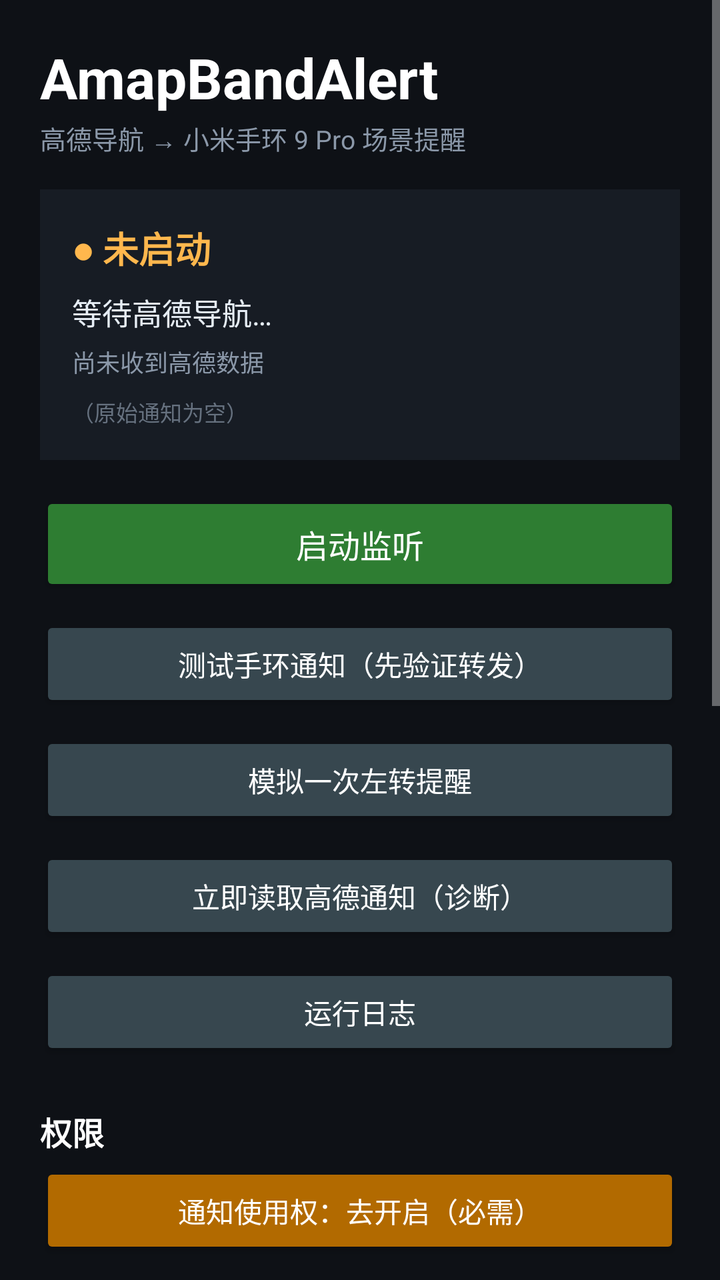
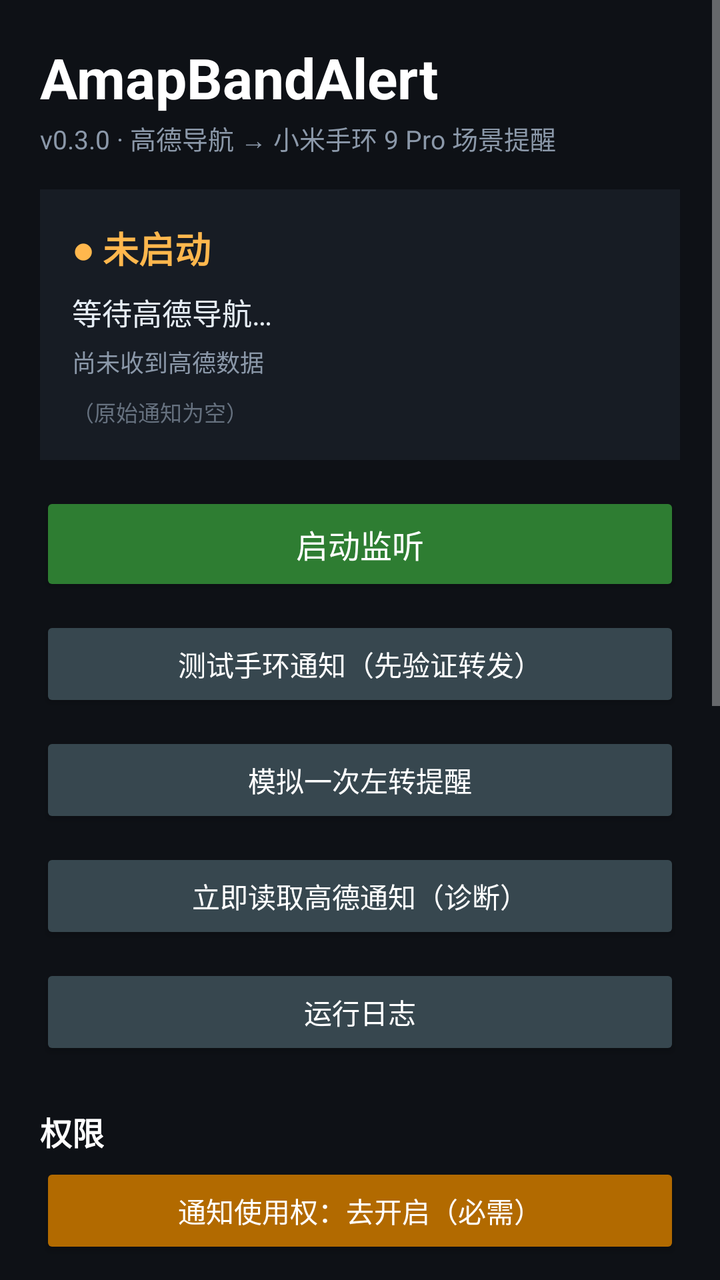

The first picture is an Android layout as it rendered before a commit; the second is the same layout after the commit. The layout source and the unified diff follow.
<!-- AndroidManifest.xml: application theme Theme.AmapBandAlert -->
<!-- res/layout/activity_main.xml -->
<?xml version="1.0" encoding="utf-8"?>
<ScrollView xmlns:android="http://schemas.android.com/apk/res/android"
    android:layout_width="match_parent"
    android:layout_height="match_parent"
    android:fillViewport="true"
    android:background="#0E1116">

    <LinearLayout
        android:layout_width="match_parent"
        android:layout_height="wrap_content"
        android:orientation="vertical"
        android:padding="20dp">

        <TextView
            android:layout_width="wrap_content"
            android:layout_height="wrap_content"
            android:text="AmapBandAlert"
            android:textColor="#FFFFFF"
            android:textSize="28sp"
            android:textStyle="bold" />

        <TextView
            android:layout_width="wrap_content"
            android:layout_height="wrap_content"
            android:text="高德导航 → 小米手环 9 Pro 场景提醒"
            android:textColor="#8B98A9"
            android:textSize="13sp"
            android:paddingTop="2dp"
            android:paddingBottom="16dp" />

        <LinearLayout
            android:layout_width="match_parent"
            android:layout_height="wrap_content"
            android:orientation="vertical"
            android:background="#171C24"
            android:padding="16dp">

            <TextView
                android:id="@+id/status_card"
                android:layout_width="wrap_content"
                android:layout_height="wrap_content"
                android:text="● 未启动"
                android:textColor="#FFB74D"
                android:textSize="18sp"
                android:textStyle="bold" />

            <TextView
                android:id="@+id/state_text"
                android:layout_width="match_parent"
                android:layout_height="wrap_content"
                android:text="等待高德导航…"
                android:textColor="#E6EDF5"
                android:textSize="15sp"
                android:paddingTop="8dp" />

            <TextView
                android:id="@+id/source_text"
                android:layout_width="match_parent"
                android:layout_height="wrap_content"
                android:text="尚未收到高德数据"
                android:textColor="#8B98A9"
                android:textSize="12sp"
                android:paddingTop="5dp" />

            <TextView
                android:id="@+id/raw_text"
                android:layout_width="match_parent"
                android:layout_height="wrap_content"
                android:text="（原始通知为空）"
                android:textColor="#66717F"
                android:textSize="11sp"
                android:fontFamily="monospace"
                android:maxLines="6"
                android:ellipsize="end"
                android:paddingTop="8dp" />
        </LinearLayout>

        <Button
            android:id="@+id/btn_start"
            android:layout_width="match_parent"
            android:layout_height="52dp"
            android:layout_marginTop="16dp"
            android:text="启动监听"
            android:textAllCaps="false"
            android:textColor="#FFFFFF"
            android:textSize="16sp"
            android:backgroundTint="#2E7D32" />

        <Button
            android:id="@+id/btn_test"
            android:layout_width="match_parent"
            android:layout_height="48dp"
            android:layout_marginTop="10dp"
            android:text="测试手环通知（先验证转发）"
            android:textAllCaps="false"
            android:textColor="#FFFFFF"
            android:textSize="14sp"
            android:backgroundTint="#37474F" />

        <Button
            android:id="@+id/btn_test_turn"
            android:layout_width="match_parent"
            android:layout_height="48dp"
            android:layout_marginTop="10dp"
            android:text="模拟一次左转提醒"
            android:textAllCaps="false"
            android:textColor="#FFFFFF"
            android:textSize="14sp"
            android:backgroundTint="#37474F" />

        <Button
            android:id="@+id/btn_scan"
            android:layout_width="match_parent"
            android:layout_height="48dp"
            android:layout_marginTop="10dp"
            android:text="立即读取高德通知（诊断）"
            android:textAllCaps="false"
            android:textColor="#FFFFFF"
            android:textSize="14sp"
            android:backgroundTint="#37474F" />

        <Button
            android:id="@+id/btn_log"
            android:layout_width="match_parent"
            android:layout_height="48dp"
            android:layout_marginTop="10dp"
            android:text="运行日志"
            android:textAllCaps="false"
            android:textColor="#FFFFFF"
            android:textSize="14sp"
            android:backgroundTint="#37474F" />

        <TextView
            android:layout_width="wrap_content"
            android:layout_height="wrap_content"
            android:text="权限"
            android:textColor="#FFFFFF"
            android:textSize="16sp"
            android:textStyle="bold"
            android:paddingTop="24dp"
            android:paddingBottom="4dp" />

        <Button
            android:id="@+id/btn_listener"
            android:layout_width="match_parent"
            android:layout_height="48dp"
            android:text="通知使用权：去开启（必需）"
            android:textAllCaps="false"
            android:textColor="#FFFFFF"
            android:textSize="14sp"
            android:backgroundTint="#B26A00" />

        <Button
            android:id="@+id/btn_notif_perm"
            android:layout_width="match_parent"
            android:layout_height="48dp"
            android:layout_marginTop="8dp"
            android:text="通知权限：去允许（必需）"
            android:textAllCaps="false"
            android:textColor="#FFFFFF"
            android:textSize="14sp"
            android:backgroundTint="#B26A00" />

        <Button
            android:id="@+id/btn_battery"
            android:layout_width="match_parent"
            android:layout_height="48dp"
            android:layout_marginTop="8dp"
            android:text="电池优化：去设置（骑行保活）"
            android:textAllCaps="false"
            android:textColor="#FFFFFF"
            android:textSize="14sp"
            android:backgroundTint="#37474F" />

        <TextView
            android:layout_width="wrap_content"
            android:layout_height="wrap_content"
            android:text="提醒场景"
            android:textColor="#FFFFFF"
            android:textSize="16sp"
            android:textStyle="bold"
            android:paddingTop="24dp"
            android:paddingBottom="4dp" />

        <TextView
            android:id="@+id/label_distance"
            android:layout_width="wrap_content"
            android:layout_height="wrap_content"
            android:text="转向提醒距离：200 米"
            android:textColor="#C7D0DB"
            android:textSize="14sp" />

        <SeekBar
            android:id="@+id/bar_distance"
            android:layout_width="match_parent"
            android:layout_height="wrap_content" />

        <Switch
            android:id="@+id/toggle_turn"
            android:layout_width="match_parent"
            android:layout_height="wrap_content"
            android:paddingTop="10dp"
            android:paddingBottom="6dp"
            android:text="转向提醒（左转 / 右转 / 掉头 / 环岛）"
            android:textColor="#E6EDF5"
            android:textSize="14sp" />

        <Switch
            android:id="@+id/toggle_near"
            android:layout_width="match_parent"
            android:layout_height="wrap_content"
            android:paddingTop="4dp"
            android:paddingBottom="6dp"
            android:text="临近 50 米再补一次提醒"
            android:textColor="#E6EDF5"
            android:textSize="14sp" />

        <Switch
            android:id="@+id/toggle_arrive"
            android:layout_width="match_parent"
            android:layout_height="wrap_content"
            android:paddingTop="4dp"
            android:paddingBottom="6dp"
            android:text="到达 / 导航结束提醒"
            android:textColor="#E6EDF5"
            android:textSize="14sp" />

        <Switch
            android:id="@+id/toggle_start"
            android:layout_width="match_parent"
            android:layout_height="wrap_content"
            android:paddingTop="4dp"
            android:paddingBottom="6dp"
            android:text="导航开始时提醒"
            android:textColor="#E6EDF5"
            android:textSize="14sp" />

        <Switch
            android:id="@+id/toggle_keyword"
            android:layout_width="match_parent"
            android:layout_height="wrap_content"
            android:paddingTop="4dp"
            android:paddingBottom="6dp"
            android:text="关键词提醒（拥堵 / 事故 / 拍照，实验性）"
            android:textColor="#E6EDF5"
            android:textSize="14sp" />

        <Switch
            android:id="@+id/toggle_camera"
            android:layout_width="match_parent"
            android:layout_height="wrap_content"
            android:paddingTop="4dp"
            android:paddingBottom="6dp"
            android:text="电子眼提醒（仅高德车机版广播）"
            android:textColor="#E6EDF5"
            android:textSize="14sp" />

        <Switch
            android:id="@+id/toggle_speed"
            android:layout_width="match_parent"
            android:layout_height="wrap_content"
            android:paddingTop="4dp"
            android:paddingBottom="6dp"
            android:text="超速提醒（仅高德车机版广播）"
            android:textColor="#E6EDF5"
            android:textSize="14sp" />

        <TextView
            android:layout_width="match_parent"
            android:layout_height="wrap_content"
            android:text="重要：手机版高德不发送车机版广播，本应用通过“通知使用权”读取高德导航通知。请先在小米运动健康中开启本应用的通知转发，再用上面的测试按钮确认手环会震动。"
            android:textColor="#66717F"
            android:textSize="12sp"
            android:lineSpacingExtra="2dp"
            android:paddingTop="20dp"
            android:paddingBottom="12dp" />
    </LinearLayout>
</ScrollView>
<!-- resources referenced by this layout -->
<resources>
  <style name="Theme.AmapBandAlert" parent="@android:style/Theme.Material.NoActionBar">
          <item name="android:windowBackground">#0E1116</item>
          <item name="android:statusBarColor">#0E1116</item>
          <item name="android:navigationBarColor">#0E1116</item>
          <item name="android:colorAccent">#4CAF50</item>
          <item name="android:windowLightStatusBar">false</item>
      </style>
</resources>

<!-- the commit's change to res/layout/activity_main.xml (unified diff, before → after) -->
@@ -22,7 +22,7 @@
         <TextView
             android:layout_width="wrap_content"
             android:layout_height="wrap_content"
-            android:text="高德导航 → 小米手环 9 Pro 场景提醒"
+            android:text="v0.3.0 · 高德导航 → 小米手环 9 Pro 场景提醒"
             android:textColor="#8B98A9"
             android:textSize="13sp"
             android:paddingTop="2dp"
